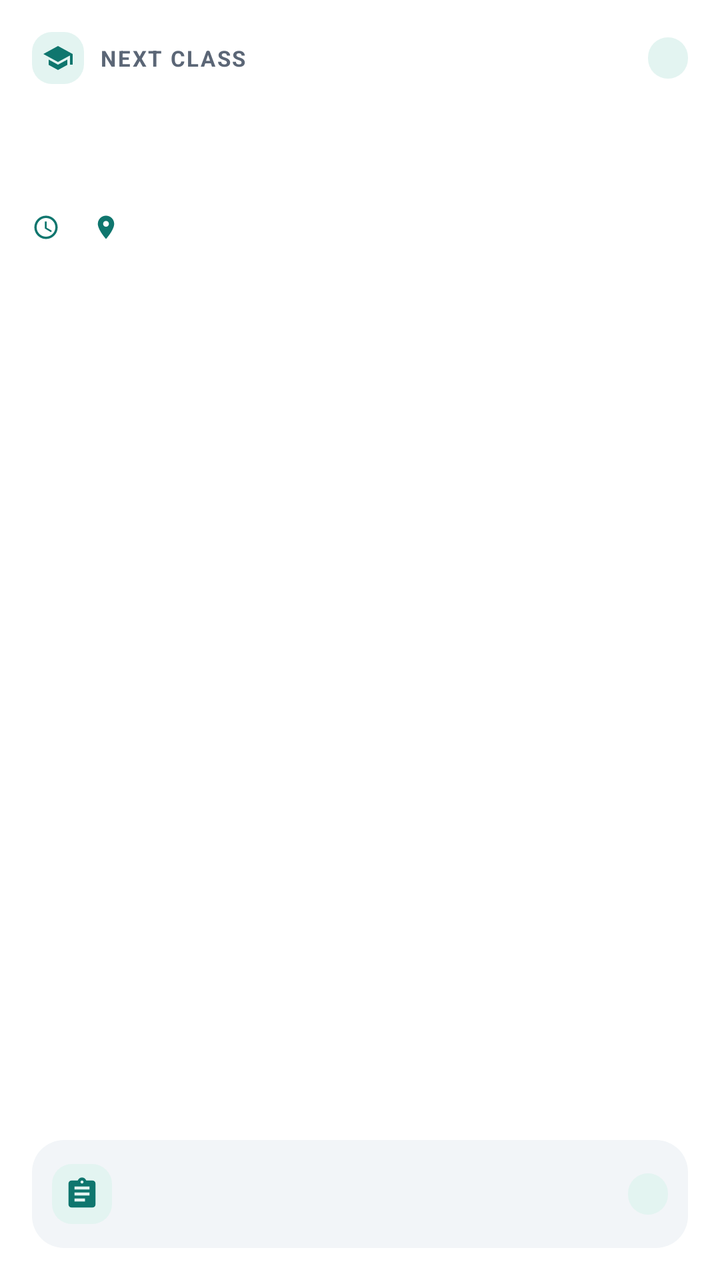
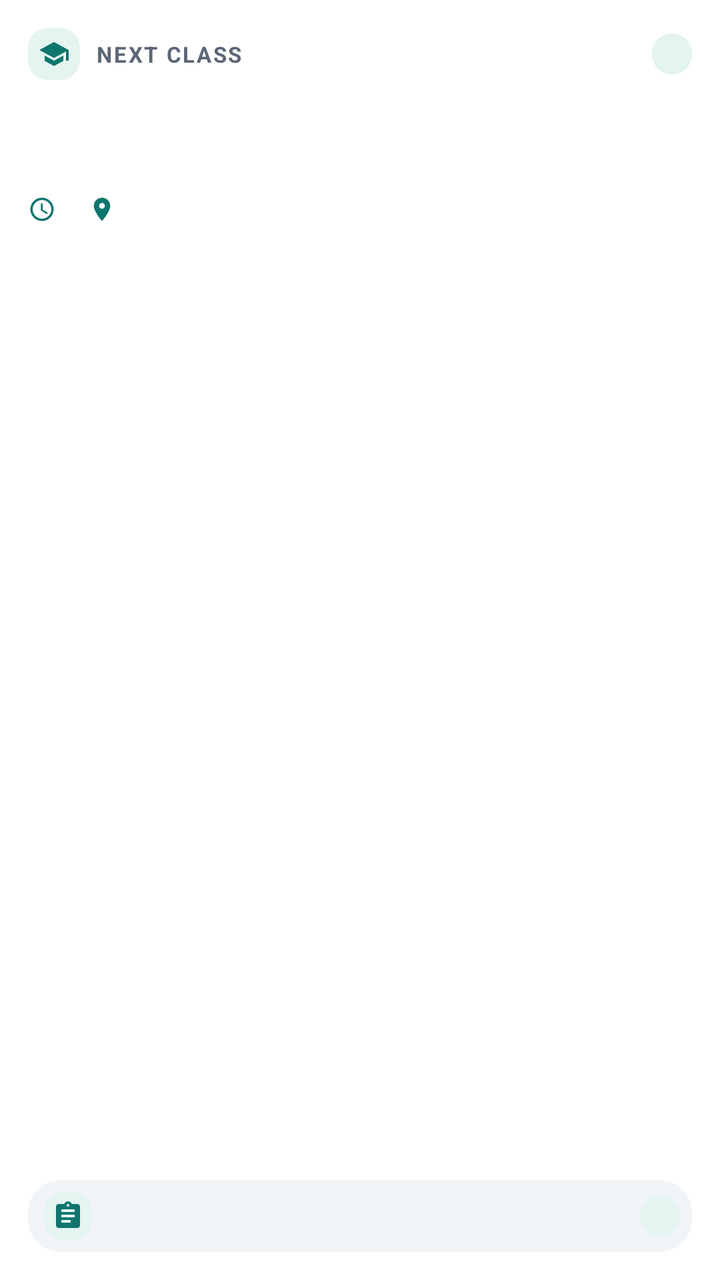

The first picture is an Android layout as it rendered before a commit; the second is the same layout after the commit. The layout source and the unified diff follow.
<!-- AndroidManifest.xml: fallback theme Theme.MaterialComponents.DayNight.NoActionBar -->
<!-- res/layout/widget_next_class.xml -->
<?xml version="1.0" encoding="utf-8"?>
<LinearLayout xmlns:android="http://schemas.android.com/apk/res/android"
    android:id="@android:id/background"
    android:layout_width="match_parent"
    android:layout_height="match_parent"
    android:background="@drawable/widget_background"
    android:orientation="vertical"
    android:padding="16dp">

    
    <LinearLayout
        android:layout_width="match_parent"
        android:layout_height="wrap_content"
        android:gravity="center_vertical"
        android:orientation="horizontal">

        <ImageView
            android:layout_width="26dp"
            android:layout_height="26dp"
            android:background="@drawable/widget_icon_bg"
            android:importantForAccessibility="no"
            android:padding="5dp"
            android:src="@drawable/ic_widget_school"
            android:tint="@color/widget_accent" />

        <TextView
            android:id="@+id/class_label"
            android:layout_width="0dp"
            android:layout_height="wrap_content"
            android:layout_marginStart="8dp"
            android:layout_weight="1"
            android:ellipsize="end"
            android:letterSpacing="0.08"
            android:maxLines="1"
            android:text="@string/widget_next_class"
            android:textAllCaps="true"
            android:textColor="@color/widget_text2"
            android:textSize="11sp"
            android:textStyle="bold" />

        <TextView
            android:id="@+id/pill_now"
            style="@style/WidgetPill"
            android:background="@drawable/widget_pill_now"
            android:textColor="@color/widget_on_accent"
            android:visibility="gone" />

        <TextView
            android:id="@+id/pill_soft"
            style="@style/WidgetPill"
            android:background="@drawable/widget_pill_soft"
            android:textColor="@color/widget_accent" />
    </LinearLayout>

    
    <TextView
        android:id="@+id/class_course"
        android:layout_width="match_parent"
        android:layout_height="wrap_content"
        android:layout_marginTop="10dp"
        android:ellipsize="end"
        android:maxLines="1"
        android:textColor="@color/widget_text"
        android:textSize="22sp"
        android:textStyle="bold" />

    <TextView
        android:id="@+id/class_title"
        android:layout_width="match_parent"
        android:layout_height="wrap_content"
        android:ellipsize="end"
        android:maxLines="1"
        android:textColor="@color/widget_text2"
        android:textSize="13sp" />

    <LinearLayout
        android:id="@+id/class_info"
        android:layout_width="match_parent"
        android:layout_height="wrap_content"
        android:layout_marginTop="6dp"
        android:gravity="center_vertical"
        android:orientation="horizontal">

        <ImageView
            android:layout_width="14dp"
            android:layout_height="14dp"
            android:importantForAccessibility="no"
            android:src="@drawable/ic_widget_clock"
            android:tint="@color/widget_accent" />

        <TextView
            android:id="@+id/class_time"
            android:layout_width="wrap_content"
            android:layout_height="wrap_content"
            android:layout_marginStart="4dp"
            android:maxLines="1"
            android:textColor="@color/widget_text"
            android:textSize="13sp" />

        <ImageView
            android:id="@+id/class_room_icon"
            android:layout_width="14dp"
            android:layout_height="14dp"
            android:layout_marginStart="12dp"
            android:importantForAccessibility="no"
            android:src="@drawable/ic_widget_place"
            android:tint="@color/widget_accent" />

        <TextView
            android:id="@+id/class_room"
            android:layout_width="0dp"
            android:layout_height="wrap_content"
            android:layout_marginStart="4dp"
            android:layout_weight="1"
            android:ellipsize="end"
            android:maxLines="1"
            android:textColor="@color/widget_text"
            android:textSize="13sp" />
    </LinearLayout>

    
    <TextView
        android:id="@+id/class_badge"
        android:layout_width="wrap_content"
        android:layout_height="wrap_content"
        android:layout_marginTop="6dp"
        android:background="@drawable/widget_pill_warn"
        android:maxLines="1"
        android:paddingStart="8dp"
        android:paddingTop="2dp"
        android:paddingEnd="8dp"
        android:paddingBottom="2dp"
        android:textColor="@color/widget_warn"
        android:textSize="11sp"
        android:textStyle="bold"
        android:visibility="gone" />

    
    <LinearLayout
        android:id="@+id/class_progress_row"
        android:layout_width="match_parent"
        android:layout_height="wrap_content"
        android:layout_marginTop="8dp"
        android:gravity="center_vertical"
        android:orientation="horizontal"
        android:visibility="gone">

        <ProgressBar
            android:id="@+id/class_progress"
            style="@android:style/Widget.ProgressBar.Horizontal"
            android:layout_width="0dp"
            android:layout_height="6dp"
            android:layout_weight="1"
            android:max="100"
            android:progressDrawable="@drawable/widget_progress" />

        <TextView
            android:id="@+id/class_left"
            android:layout_width="wrap_content"
            android:layout_height="wrap_content"
            android:layout_marginStart="8dp"
            android:maxLines="1"
            android:textColor="@color/widget_text2"
            android:textSize="11sp"
            android:textStyle="bold" />
    </LinearLayout>

    
    <FrameLayout
        android:layout_width="match_parent"
        android:layout_height="0dp"
        android:layout_weight="1"
        android:minHeight="8dp" />

    
    <LinearLayout
        android:id="@+id/test_panel"
        android:layout_width="match_parent"
        android:layout_height="wrap_content"
        android:background="@drawable/widget_panel"
        android:gravity="center_vertical"
        android:orientation="horizontal"
        android:padding="10dp">

        <ImageView
            android:layout_width="30dp"
            android:layout_height="30dp"
            android:background="@drawable/widget_icon_bg"
            android:importantForAccessibility="no"
            android:padding="6dp"
            android:src="@drawable/ic_widget_test"
            android:tint="@color/widget_accent" />

        <LinearLayout
            android:layout_width="0dp"
            android:layout_height="wrap_content"
            android:layout_marginStart="10dp"
            android:layout_weight="1"
            android:orientation="vertical">

            <TextView
                android:id="@+id/test_title"
                android:layout_width="match_parent"
                android:layout_height="wrap_content"
                android:ellipsize="end"
                android:maxLines="1"
                android:textColor="@color/widget_text"
                android:textSize="13sp"
                android:textStyle="bold" />

            <TextView
                android:id="@+id/test_sub"
                android:layout_width="match_parent"
                android:layout_height="wrap_content"
                android:ellipsize="end"
                android:maxLines="1"
                android:textColor="@color/widget_text2"
                android:textSize="12sp" />
        </LinearLayout>

        <TextView
            android:id="@+id/test_when"
            style="@style/WidgetPill"
            android:layout_marginStart="8dp"
            android:background="@drawable/widget_pill_soft"
            android:textColor="@color/widget_accent" />
    </LinearLayout>
</LinearLayout>
<!-- resources referenced by this layout -->
<resources>
  <color name="widget_accent">#0F766E</color>
  <color name="widget_on_accent">#FFFFFF</color>
  <color name="widget_text">#0F1724</color>
  <color name="widget_text2">#5B6676</color>
  <color name="widget_warn">#B45309</color>
  <!-- drawable ic_widget_place (drawable) -->
  <?xml version="1.0" encoding="utf-8"?>
  <vector xmlns:android="http://schemas.android.com/apk/res/android"
      android:width="24dp" android:height="24dp"
      android:viewportWidth="24" android:viewportHeight="24">
      <path android:fillColor="#FFFFFFFF" android:pathData="M12,2C8.13,2 5,5.13 5,9c0,5.25 7,13 7,13s7,-7.75 7,-13c0,-3.87 -3.13,-7 -7,-7zM12,11.5c-1.38,0 -2.5,-1.12 -2.5,-2.5s1.12,-2.5 2.5,-2.5 2.5,1.12 2.5,2.5 -1.12,2.5 -2.5,2.5z" />
  </vector>
  <!-- drawable ic_widget_school (drawable) -->
  <?xml version="1.0" encoding="utf-8"?>
  <vector xmlns:android="http://schemas.android.com/apk/res/android"
      android:width="24dp" android:height="24dp"
      android:viewportWidth="24" android:viewportHeight="24">
      <path android:fillColor="#FFFFFFFF" android:pathData="M5,13.18v4L12,21l7,-3.82v-4L12,17l-7,-3.82zM12,3L1,9l11,6 9,-4.91V17h2V9L12,3z" />
  </vector>
  <!-- drawable widget_background (drawable) -->
  <?xml version="1.0" encoding="utf-8"?>
  <shape xmlns:android="http://schemas.android.com/apk/res/android" android:shape="rectangle">
      <solid android:color="@color/widget_bg" />
      <corners android:radius="24dp" />
  </shape>
  <!-- drawable widget_icon_bg (drawable) -->
  <?xml version="1.0" encoding="utf-8"?>
  <shape xmlns:android="http://schemas.android.com/apk/res/android" android:shape="rectangle">
      <solid android:color="@color/widget_accent_soft" />
      <corners android:radius="10dp" />
  </shape>
  <!-- drawable widget_panel (drawable) -->
  <?xml version="1.0" encoding="utf-8"?>
  <shape xmlns:android="http://schemas.android.com/apk/res/android" android:shape="rectangle">
      <solid android:color="@color/widget_panel" />
      <corners android:radius="16dp" />
  </shape>
  <!-- drawable widget_pill_now (drawable) -->
  <?xml version="1.0" encoding="utf-8"?>
  <shape xmlns:android="http://schemas.android.com/apk/res/android" android:shape="rectangle">
      <solid android:color="@color/widget_accent" />
      <corners android:radius="999dp" />
  </shape>
  <!-- drawable widget_pill_soft (drawable) -->
  <?xml version="1.0" encoding="utf-8"?>
  <shape xmlns:android="http://schemas.android.com/apk/res/android" android:shape="rectangle">
      <solid android:color="@color/widget_accent_soft" />
      <corners android:radius="999dp" />
  </shape>
  <!-- drawable widget_pill_warn (drawable) -->
  <?xml version="1.0" encoding="utf-8"?>
  <shape xmlns:android="http://schemas.android.com/apk/res/android" android:shape="rectangle">
      <solid android:color="@color/widget_warn_soft" />
      <corners android:radius="999dp" />
  </shape>
  <!-- drawable widget_progress (drawable) -->
  <?xml version="1.0" encoding="utf-8"?>
  <layer-list xmlns:android="http://schemas.android.com/apk/res/android">
      <item android:id="@android:id/background">
          <shape><corners android:radius="3dp" /><solid android:color="@color/widget_accent_soft" /></shape>
      </item>
      <item android:id="@android:id/progress">
          <clip><shape><corners android:radius="3dp" /><solid android:color="@color/widget_accent" /></shape></clip>
      </item>
  </layer-list>
  <string name="widget_next_class">Next class</string>
  <color name="widget_bg">#FFFFFF</color>
  <color name="widget_accent_soft">#E3F4F1</color>
  <color name="widget_panel">#F2F5F8</color>
  <color name="widget_warn_soft">#FDF0DC</color>
  <!-- unchanged entries left out for length: 3 -->
</resources>

<!-- the commit's change to res/layout/widget_next_class.xml (unified diff, before → after) -->
@@ -5,7 +5,7 @@
     android:layout_height="match_parent"
     android:background="@drawable/widget_background"
     android:orientation="vertical"
-    android:padding="16dp">
+    android:padding="14dp">
 
     
     <LinearLayout
@@ -57,11 +57,11 @@
         android:id="@+id/class_course"
         android:layout_width="match_parent"
         android:layout_height="wrap_content"
-        android:layout_marginTop="10dp"
+        android:layout_marginTop="6dp"
         android:ellipsize="end"
         android:maxLines="1"
         android:textColor="@color/widget_text"
-        android:textSize="22sp"
+        android:textSize="21sp"
         android:textStyle="bold" />
 
     <TextView
@@ -77,7 +77,7 @@
         android:id="@+id/class_info"
         android:layout_width="match_parent"
         android:layout_height="wrap_content"
-        android:layout_marginTop="6dp"
+        android:layout_marginTop="4dp"
         android:gravity="center_vertical"
         android:orientation="horizontal">
 
@@ -116,31 +116,31 @@
             android:maxLines="1"
             android:textColor="@color/widget_text"
             android:textSize="13sp" />
-    </LinearLayout>
-
-    
-    <TextView
-        android:id="@+id/class_badge"
-        android:layout_width="wrap_content"
+
+        
+        <TextView
+            android:id="@+id/class_badge"
+            android:layout_width="wrap_content"
+            android:layout_height="wrap_content"
+            android:layout_marginStart="6dp"
+            android:background="@drawable/widget_pill_warn"
+            android:maxLines="1"
+            android:paddingStart="8dp"
+            android:paddingTop="2dp"
+            android:paddingEnd="8dp"
+            android:paddingBottom="2dp"
+            android:textColor="@color/widget_warn"
+            android:textSize="11sp"
+            android:textStyle="bold"
+            android:visibility="gone" />
+    </LinearLayout>
+
+    
+    <LinearLayout
+        android:id="@+id/class_progress_row"
+        android:layout_width="match_parent"
         android:layout_height="wrap_content"
         android:layout_marginTop="6dp"
-        android:background="@drawable/widget_pill_warn"
-        android:maxLines="1"
-        android:paddingStart="8dp"
-        android:paddingTop="2dp"
-        android:paddingEnd="8dp"
-        android:paddingBottom="2dp"
-        android:textColor="@color/widget_warn"
-        android:textSize="11sp"
-        android:textStyle="bold"
-        android:visibility="gone" />
-
-    
-    <LinearLayout
-        android:id="@+id/class_progress_row"
-        android:layout_width="match_parent"
-        android:layout_height="wrap_content"
-        android:layout_marginTop="8dp"
         android:gravity="center_vertical"
         android:orientation="horizontal"
         android:visibility="gone">
@@ -170,7 +170,7 @@
         android:layout_width="match_parent"
         android:layout_height="0dp"
         android:layout_weight="1"
-        android:minHeight="8dp" />
+        android:minHeight="6dp" />
 
     
     <LinearLayout
@@ -180,48 +180,45 @@
         android:background="@drawable/widget_panel"
         android:gravity="center_vertical"
         android:orientation="horizontal"
-        android:padding="10dp">
-
-        <ImageView
-            android:layout_width="30dp"
-            android:layout_height="30dp"
+        android:paddingStart="8dp"
+        android:paddingTop="6dp"
+        android:paddingEnd="6dp"
+        android:paddingBottom="6dp">
+
+        <ImageView
+            android:layout_width="24dp"
+            android:layout_height="24dp"
             android:background="@drawable/widget_icon_bg"
             android:importantForAccessibility="no"
-            android:padding="6dp"
+            android:padding="4dp"
             android:src="@drawable/ic_widget_test"
             android:tint="@color/widget_accent" />
 
-        <LinearLayout
-            android:layout_width="0dp"
-            android:layout_height="wrap_content"
-            android:layout_marginStart="10dp"
-            android:layout_weight="1"
-            android:orientation="vertical">
-
-            <TextView
-                android:id="@+id/test_title"
-                android:layout_width="match_parent"
-                android:layout_height="wrap_content"
-                android:ellipsize="end"
-                android:maxLines="1"
-                android:textColor="@color/widget_text"
-                android:textSize="13sp"
-                android:textStyle="bold" />
-
-            <TextView
-                android:id="@+id/test_sub"
-                android:layout_width="match_parent"
-                android:layout_height="wrap_content"
-                android:ellipsize="end"
-                android:maxLines="1"
-                android:textColor="@color/widget_text2"
-                android:textSize="12sp" />
-        </LinearLayout>
+        <TextView
+            android:id="@+id/test_title"
+            android:layout_width="wrap_content"
+            android:layout_height="wrap_content"
+            android:layout_marginStart="8dp"
+            android:maxLines="1"
+            android:textColor="@color/widget_text"
+            android:textSize="13sp"
+            android:textStyle="bold" />
+
+        <TextView
+            android:id="@+id/test_sub"
+            android:layout_width="0dp"
+            android:layout_height="wrap_content"
+            android:layout_marginStart="6dp"
+            android:layout_weight="1"
+            android:ellipsize="end"
+            android:maxLines="1"
+            android:textColor="@color/widget_text2"
+            android:textSize="12sp" />
 
         <TextView
             android:id="@+id/test_when"
             style="@style/WidgetPill"
-            android:layout_marginStart="8dp"
+            android:layout_marginStart="6dp"
             android:background="@drawable/widget_pill_soft"
             android:textColor="@color/widget_accent" />
     </LinearLayout>
